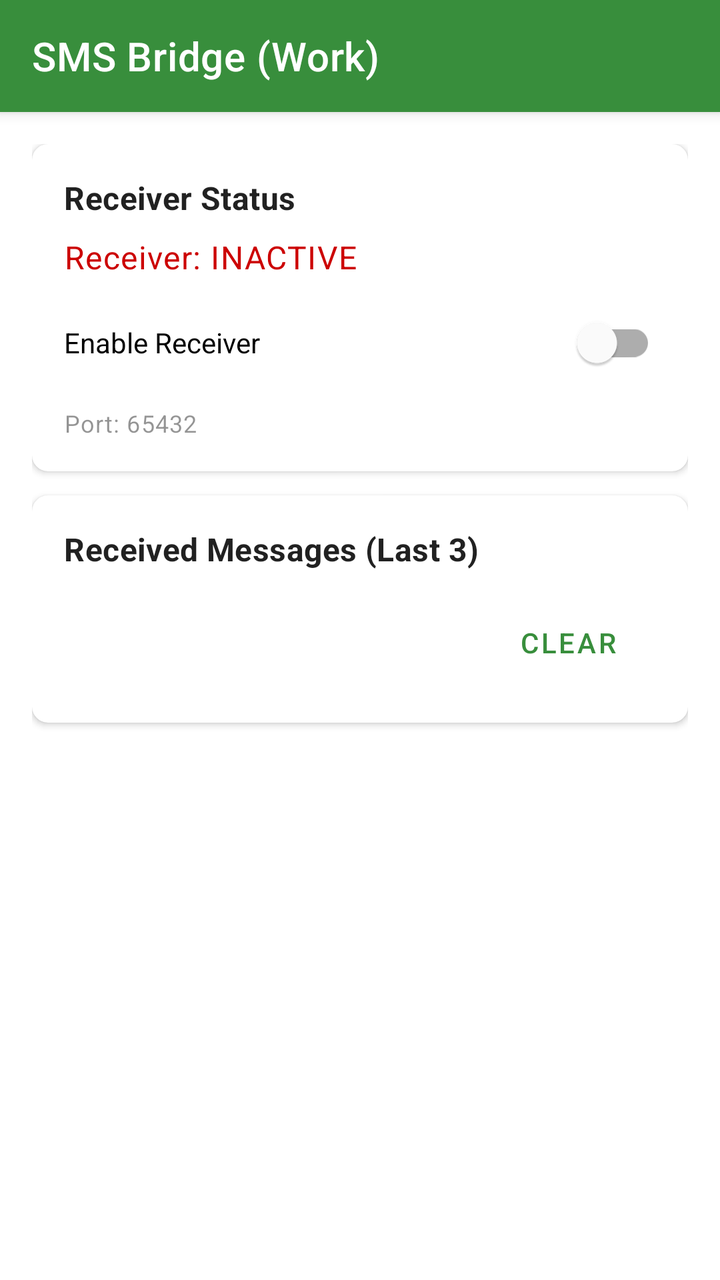
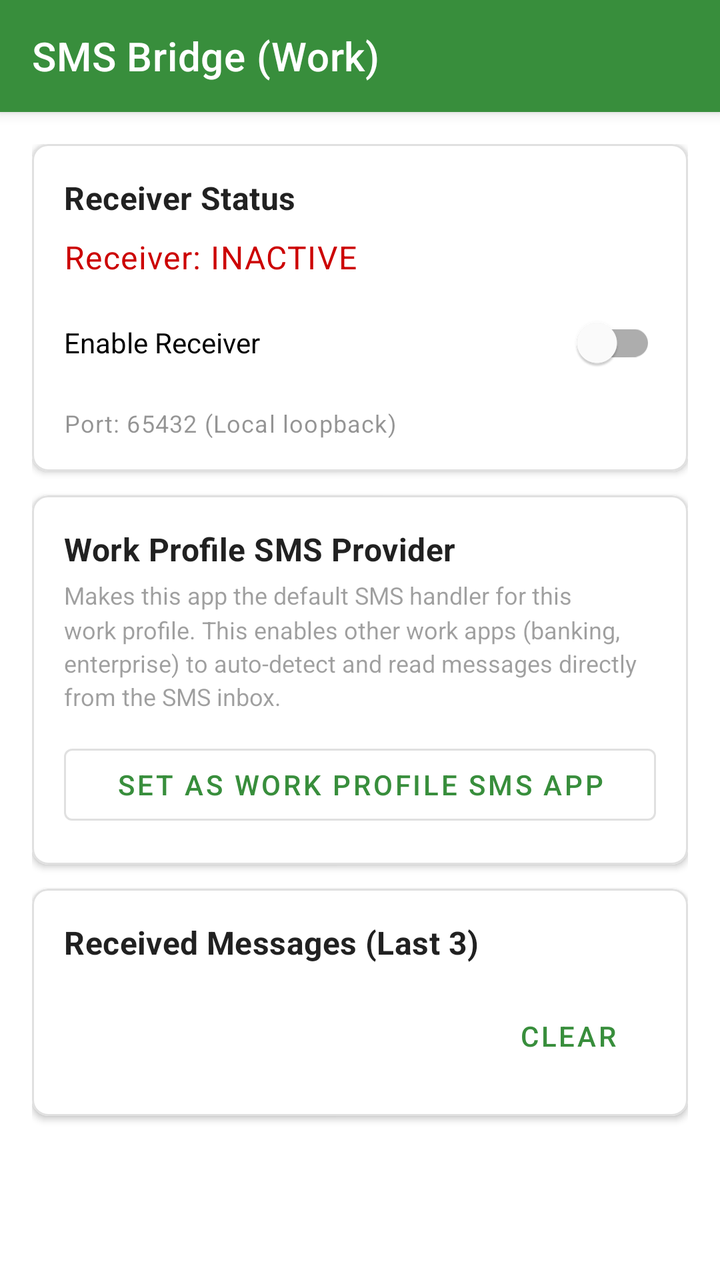

The first picture is an Android layout as it rendered before a commit; the second is the same layout after the commit. The layout source and the unified diff follow.
<!-- AndroidManifest.xml: application theme Theme.SMSBridge -->
<!-- res/layout/activity_main.xml -->
<?xml version="1.0" encoding="utf-8"?>
<androidx.coordinatorlayout.widget.CoordinatorLayout
    xmlns:android="http://schemas.android.com/apk/res/android"
    xmlns:app="http://schemas.android.com/apk/res-auto"
    xmlns:tools="http://schemas.android.com/tools"
    android:layout_width="match_parent"
    android:layout_height="match_parent"
    tools:context=".MainActivity">

    <com.google.android.material.appbar.AppBarLayout
        android:layout_width="match_parent"
        android:layout_height="wrap_content">

        <androidx.appcompat.widget.Toolbar
            android:id="@+id/toolbar"
            android:layout_width="match_parent"
            android:layout_height="?attr/actionBarSize"
            android:background="?attr/colorPrimary"
            android:elevation="4dp"
            android:theme="@style/ThemeOverlay.AppCompat.Dark.ActionBar"
            app:title="SMS Bridge (Work)"
            app:titleTextColor="@android:color/white"/>

    </com.google.android.material.appbar.AppBarLayout>

    <androidx.core.widget.NestedScrollView
        android:layout_width="match_parent"
        android:layout_height="match_parent"
        app:layout_behavior="@string/appbar_scrolling_view_behavior">

        <LinearLayout
            android:layout_width="match_parent"
            android:layout_height="wrap_content"
            android:orientation="vertical"
            android:padding="16dp">

            
            <com.google.android.material.card.MaterialCardView
                android:layout_width="match_parent"
                android:layout_height="wrap_content"
                android:layout_marginBottom="12dp"
                app:cardCornerRadius="8dp"
                app:cardElevation="2dp">

                <LinearLayout
                    android:layout_width="match_parent"
                    android:layout_height="wrap_content"
                    android:orientation="vertical"
                    android:padding="16dp">

                    <TextView
                        android:layout_width="match_parent"
                        android:layout_height="wrap_content"
                        android:text="Receiver Status"
                        android:textAppearance="@style/TextAppearance.MaterialComponents.Subtitle1"
                        android:textStyle="bold"
                        android:layout_marginBottom="8dp"/>

                    <TextView
                        android:id="@+id/tvStatus"
                        android:layout_width="match_parent"
                        android:layout_height="wrap_content"
                        android:text="Receiver: INACTIVE"
                        android:textAppearance="@style/TextAppearance.MaterialComponents.Body1"
                        android:textColor="@android:color/holo_red_dark"
                        android:layout_marginBottom="8dp"/>

                    <com.google.android.material.switchmaterial.SwitchMaterial
                        android:id="@+id/switchReceiver"
                        android:layout_width="match_parent"
                        android:layout_height="wrap_content"
                        android:text="Enable Receiver"
                        android:layout_marginBottom="8dp"/>

                    <TextView
                        android:layout_width="match_parent"
                        android:layout_height="wrap_content"
                        android:text="Port: 65432"
                        android:textAppearance="@style/TextAppearance.MaterialComponents.Caption"
                        android:alpha="0.7"/>

                </LinearLayout>
            </com.google.android.material.card.MaterialCardView>

            
            <com.google.android.material.card.MaterialCardView
                android:layout_width="match_parent"
                android:layout_height="wrap_content"
                android:layout_marginBottom="12dp"
                app:cardCornerRadius="8dp"
                app:cardElevation="2dp">

                <LinearLayout
                    android:layout_width="match_parent"
                    android:layout_height="wrap_content"
                    android:orientation="vertical"
                    android:padding="16dp">

                    <TextView
                        android:layout_width="match_parent"
                        android:layout_height="wrap_content"
                        android:text="Received Messages (Last 3)"
                        android:textAppearance="@style/TextAppearance.MaterialComponents.Subtitle1"
                        android:textStyle="bold"
                        android:layout_marginBottom="8dp"/>

                    <androidx.recyclerview.widget.RecyclerView
                        android:id="@+id/rvMessages"
                        android:layout_width="match_parent"
                        android:layout_height="wrap_content"
                        android:nestedScrollingEnabled="false"/>

                    <Button
                        android:id="@+id/btnClear"
                        style="@style/Widget.MaterialComponents.Button.TextButton"
                        android:layout_width="wrap_content"
                        android:layout_height="wrap_content"
                        android:layout_gravity="end"
                        android:text="Clear"
                        android:layout_marginTop="4dp"/>

                </LinearLayout>
            </com.google.android.material.card.MaterialCardView>

        </LinearLayout>
    </androidx.core.widget.NestedScrollView>

</androidx.coordinatorlayout.widget.CoordinatorLayout>
<!-- resources referenced by this layout -->
<resources>
  <style name="Theme.SMSBridge" parent="Theme.MaterialComponents.DayNight.NoActionBar">
          <item name="colorPrimary">@color/colorPrimary</item>
          <item name="colorPrimaryDark">@color/colorPrimaryDark</item>
          <item name="colorAccent">@color/colorAccent</item>
          <item name="colorOutline">@color/colorOutline</item>
      </style>
  <color name="colorPrimary">#388E3C</color>
  <color name="colorPrimaryDark">#2E7D32</color>
  <color name="colorAccent">#FF5722</color>
  <color name="colorOutline">#E0E0E0</color>
</resources>

<!-- the commit's change to res/layout/activity_main.xml (unified diff, before → after) -->
@@ -15,7 +15,7 @@
             android:id="@+id/toolbar"
             android:layout_width="match_parent"
             android:layout_height="?attr/actionBarSize"
-            android:background="?attr/colorPrimary"
+            android:background="@color/colorPrimary"
             android:elevation="4dp"
             android:theme="@style/ThemeOverlay.AppCompat.Dark.ActionBar"
             app:title="SMS Bridge (Work)"
@@ -40,7 +40,9 @@
                 android:layout_height="wrap_content"
                 android:layout_marginBottom="12dp"
                 app:cardCornerRadius="8dp"
-                app:cardElevation="2dp">
+                app:cardElevation="2dp"
+                app:strokeWidth="1dp"
+                app:strokeColor="@color/colorOutline">
 
                 <LinearLayout
                     android:layout_width="match_parent"
@@ -75,7 +77,7 @@
                     <TextView
                         android:layout_width="match_parent"
                         android:layout_height="wrap_content"
-                        android:text="Port: 65432"
+                        android:text="Port: 65432 (Local loopback)"
                         android:textAppearance="@style/TextAppearance.MaterialComponents.Caption"
                         android:alpha="0.7"/>
 
@@ -88,7 +90,52 @@
                 android:layout_height="wrap_content"
                 android:layout_marginBottom="12dp"
                 app:cardCornerRadius="8dp"
-                app:cardElevation="2dp">
+                app:cardElevation="2dp"
+                app:strokeWidth="1dp"
+                app:strokeColor="@color/colorOutline">
+
+                <LinearLayout
+                    android:layout_width="match_parent"
+                    android:layout_height="wrap_content"
+                    android:orientation="vertical"
+                    android:padding="16dp">
+
+                    <TextView
+                        android:layout_width="match_parent"
+                        android:layout_height="wrap_content"
+                        android:text="Work Profile SMS Provider"
+                        android:textAppearance="@style/TextAppearance.MaterialComponents.Subtitle1"
+                        android:textStyle="bold"
+                        android:layout_marginBottom="4dp"/>
+
+                    <TextView
+                        android:layout_width="match_parent"
+                        android:layout_height="wrap_content"
+                        android:text="Makes this app the default SMS handler for this work profile. This enables other work apps (banking, enterprise) to auto-detect and read messages directly from the SMS inbox."
+                        android:textSize="12sp"
+                        android:alpha="0.7"
+                        android:lineSpacingMultiplier="1.2"
+                        android:layout_marginBottom="12dp"/>
+
+                    <com.google.android.material.button.MaterialButton
+                        android:id="@+id/btnSetDefaultWorkSms"
+                        style="@style/Widget.MaterialComponents.Button.OutlinedButton"
+                        android:layout_width="match_parent"
+                        android:layout_height="wrap_content"
+                        android:text="Set as Work Profile SMS App"/>
+
+                </LinearLayout>
+            </com.google.android.material.card.MaterialCardView>
+
+            
+            <com.google.android.material.card.MaterialCardView
+                android:layout_width="match_parent"
+                android:layout_height="wrap_content"
+                android:layout_marginBottom="12dp"
+                app:cardCornerRadius="8dp"
+                app:cardElevation="2dp"
+                app:strokeWidth="1dp"
+                app:strokeColor="@color/colorOutline">
 
                 <LinearLayout
                     android:layout_width="match_parent"
